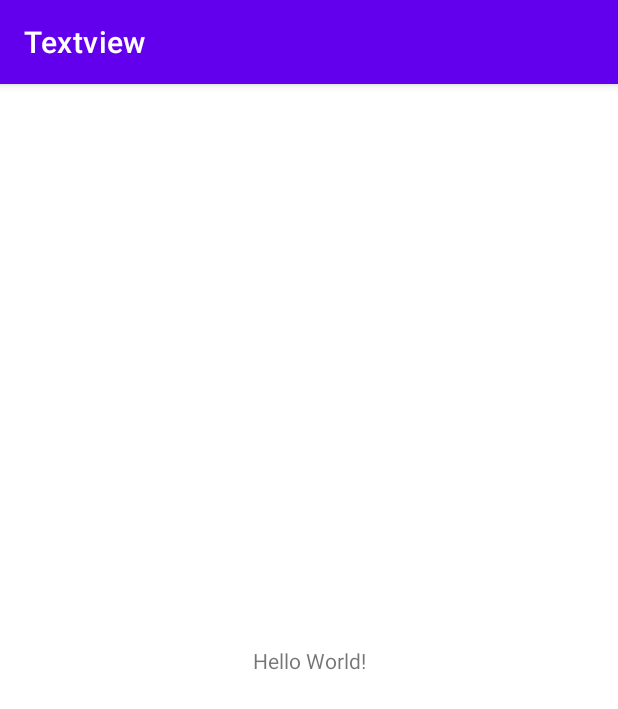
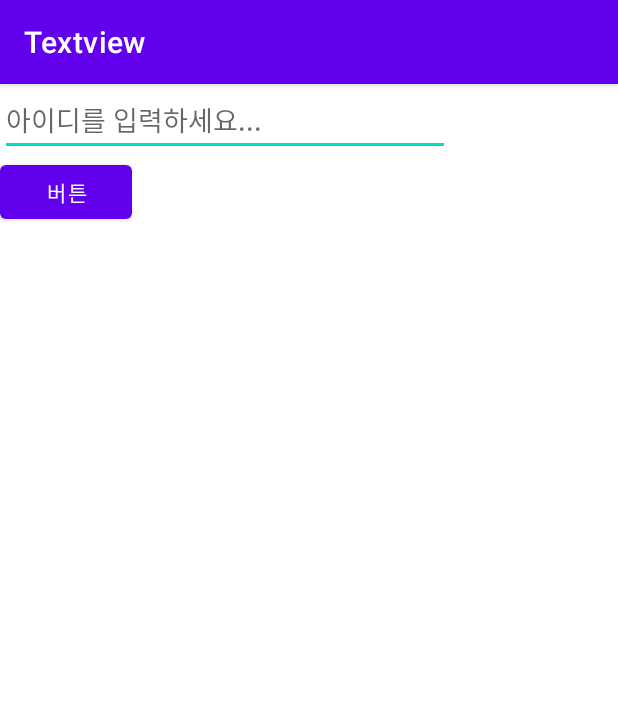
Before and after one commit to cacaocoffee/AndroidStudioProjects, an Android app: the screen it shows after launch (MainActivity), on a phone screen of 412 x 824 dp. Shown: the top 709 px of the screen. Run offline under Robolectric (Android 15) with nearby library versions, the phone set to English and light mode, and no system bars.

Commit message:
버튼사용
버튼 사용법 실습

```diff
--- a/Textview/app/src/main/java/com/example/textview/MainActivity.java
+++ b/Textview/app/src/main/java/com/example/textview/MainActivity.java
@@ -3,12 +3,29 @@ package com.example.textview;
 import androidx.appcompat.app.AppCompatActivity;
 
 import android.os.Bundle;
+import android.view.View;
+import android.widget.Button;
+import android.widget.EditText;
 
 public class MainActivity extends AppCompatActivity {
+
+    EditText et_id;
+    Button btn_test;
+
 
     @Override
     protected void onCreate(Bundle savedInstanceState) {
         super.onCreate(savedInstanceState);
         setContentView(R.layout.activity_main);
+
+        et_id = findViewById(R.id.et_id);
+        btn_test =findViewById(R.id.btn_test);
+
+        btn_test.setOnClickListener(new View.OnClickListener() {
+            @Override
+            public void onClick(View v) {
+                et_id.setText("명석");
+            }
+        });
     }
 }
--- a/Textview/app/src/main/res/layout/activity_main.xml
+++ b/Textview/app/src/main/res/layout/activity_main.xml
@@ -1,18 +1,22 @@
 <?xml version="1.0" encoding="utf-8"?>
-<androidx.constraintlayout.widget.ConstraintLayout xmlns:android="http://schemas.android.com/apk/res/android"
+<LinearLayout xmlns:android="http://schemas.android.com/apk/res/android"
     xmlns:app="http://schemas.android.com/apk/res-auto"
     xmlns:tools="http://schemas.android.com/tools"
     android:layout_width="match_parent"
     android:layout_height="match_parent"
+    android:orientation="vertical"
     tools:context=".MainActivity">
 
-    <TextView
-        android:layout_width="wrap_content"
+    <EditText
+        android:id="@+id/et_id"
+        android:layout_width="300dp"
         android:layout_height="wrap_content"
-        android:text="Hello World!"
-        app:layout_constraintBottom_toBottomOf="parent"
-        app:layout_constraintLeft_toLeftOf="parent"
-        app:layout_constraintRight_toRightOf="parent"
-        app:layout_constraintTop_toTopOf="parent" />
+        android:hint="아이디를 입력하세요..."/>
 
-</androidx.constraintlayout.widget.ConstraintLayout>
+   <Button
+       android:id="@+id/btn_test"
+       android:layout_width="wrap_content"
+       android:layout_height="wrap_content"
+       android:text="버튼"
+       />
+</LinearLayout>
```
